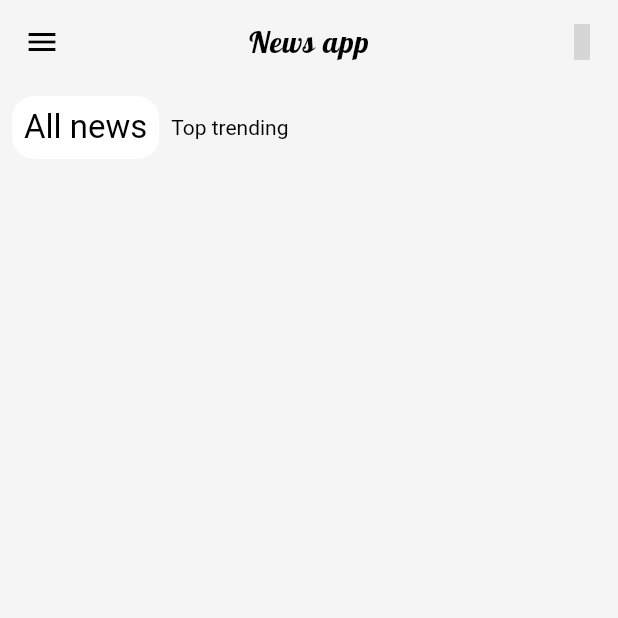
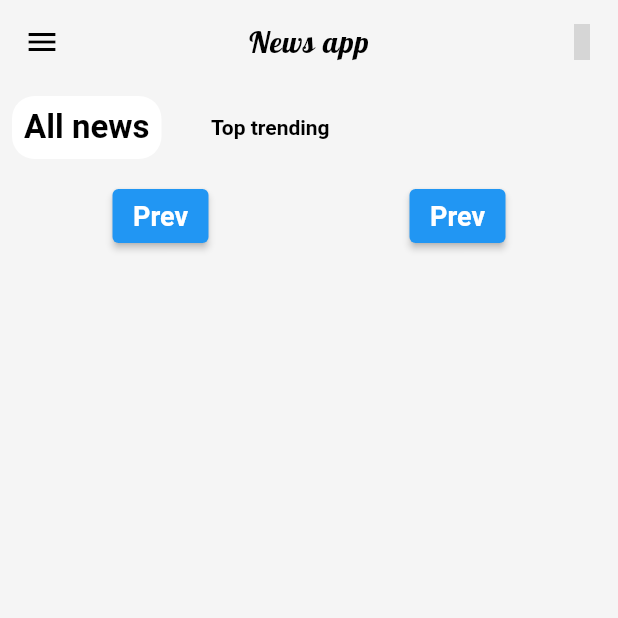
Before and after one commit to oleksiidev/news_app_api, a Flutter app: the screen it shows after launch, on a phone screen of 412 x 824 dp, the top half of it. Run offline on Flutter 3.47's test engine with Material 2 defaults, Android fonts, the phone set to English and light mode, and no system bars; our stand-ins replace flutter_iconly, google_fonts, shared_preferences; grey boxes are pictures that could not be loaded.

Commit message:
pagination

```diff
--- a/lib/screens/home_screen.dart
+++ b/lib/screens/home_screen.dart
@@ -5,6 +5,7 @@ import 'package:news_app/const/vars.dart';
 import 'package:news_app/services/utilse.dart';
 import 'package:news_app/widgets/drawer_widget.dart';
 import 'package:news_app/widgets/tabs.dart';
+import 'package:news_app/widgets/vertical_spacing.dart';
 
 class HomeScreen extends StatefulWidget {
   const HomeScreen({Key? key}) : super(key: key);
@@ -40,11 +41,11 @@ class _HomeScreenState extends State<HomeScreen> {
           ],
         ),
         drawer: const DrawerWidget(),
-        body: Column(
-          children: [
-            Padding(
-              padding: const EdgeInsets.all(8.0),
-              child: Row(
+        body: Padding(
+          padding: const EdgeInsets.all(8.0),
+          child: Column(
+            children: [
+              Row(
                 children: [
                   TabsWidget(
                     text: 'All news',
@@ -60,6 +61,9 @@ class _HomeScreenState extends State<HomeScreen> {
                       });
                     },
                     fontSize: newsType == NewsType.allNews ? 22 : 14,
+                  ),
+                  const SizedBox(
+                    width: 25,
                   ),
                   TabsWidget(
                     text: 'Top trending',
@@ -78,8 +82,36 @@ class _HomeScreenState extends State<HomeScreen> {
                   ),
                 ],
               ),
-            ),
-          ],
+              const VerticalSpacing(10),
+              newsType == NewsType.topTrending
+                  ? Container()
+                  : SizedBox(
+                      height: kBottomNavigationBarHeight,
+                      child: Row(
+                        mainAxisAlignment: MainAxisAlignment.spaceAround,
+                        children: [
+                          paginationButtons(function: () {}, text: "Prev"),
+                          paginationButtons(function: () {}, text: "Next"),
+                        ],
+                      ),
+                    ),
+            ],
+          ),
+        ),
+      ),
+    );
+  }
+
+  Widget paginationButtons({required Function function, required String text}) {
+    return ElevatedButton(
+      onPressed: () {},
+      child: Text('Prev'),
+      style: ElevatedButton.styleFrom(
+        primary: Colors.blue,
+        padding: EdgeInsets.all(6),
+        textStyle: TextStyle(
+          fontSize: 18,
+          fontWeight: FontWeight.bold,
         ),
       ),
     );
--- a/lib/widgets/tabs.dart
+++ b/lib/widgets/tabs.dart
@@ -30,6 +30,7 @@ class TabsWidget extends StatelessWidget {
             text,
             style: TextStyle(
               fontSize: fontSize,
+              fontWeight: FontWeight.w600,
             ),
           ),
         ),
```
